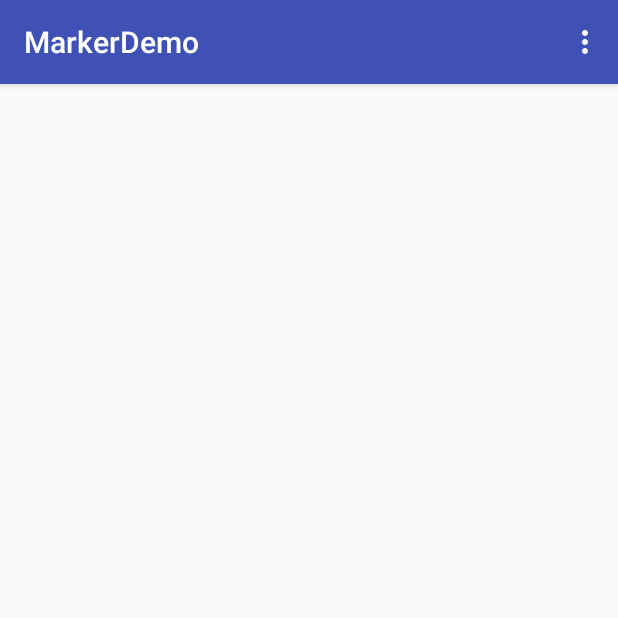
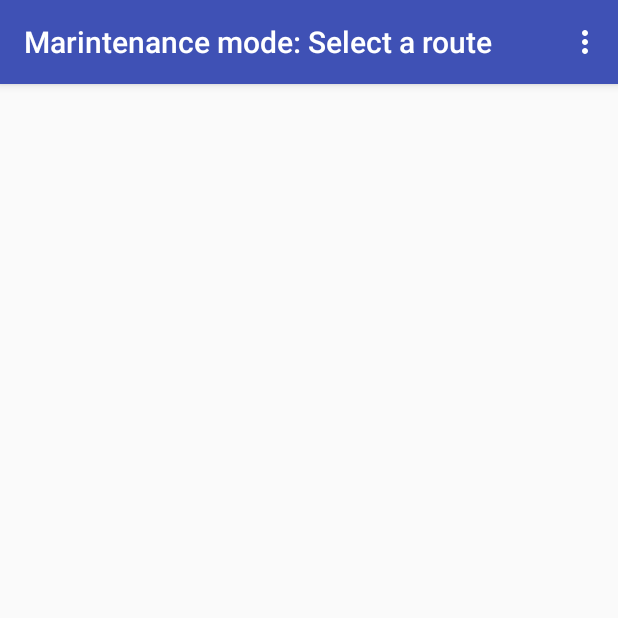
Before and after one commit to Hmihovil/MarkerDemo, an Android app: the MainActivity screen opened directly, with no data from a screen before it, in the options menu, after a tap on an icon or button, on a phone screen of 412 x 824 dp, the top half of it. Run offline under Robolectric (Android 15) with nearby library versions, the light colour scheme and no system bars.

Commit message:
Small changes here and there

```diff
--- a/app/src/main/java/com/example/tbrams/markerdemo/DetailPagerActivity.java
+++ b/app/src/main/java/com/example/tbrams/markerdemo/DetailPagerActivity.java
@@ -22,7 +22,7 @@ public class DetailPagerActivity extends AppCompatActivity {
     private static final String EXTRA_MARKER_ID = "com.example.tbrams.markerdemo.marker_id";
     private ViewPager mViewPager;
     private List<MarkerObject> markerList;
-
+    MarkerLab markerLab = MarkerLab.getMarkerLab(this);
 
     public static Intent newIntent(Context packageContext, int markerIndex) {
         Intent intent = new Intent(packageContext, DetailPagerActivity.class);
@@ -35,6 +35,8 @@ public class DetailPagerActivity extends AppCompatActivity {
     protected void onCreate(@Nullable Bundle savedInstanceState) {
         super.onCreate(savedInstanceState);
         setContentView(R.layout.nav_info_pager);
+
+        this.setTitle(markerLab.getTripName());
 
         // Get markerIndex from arguments
         int markerIndex = (int) getIntent().getSerializableExtra(EXTRA_MARKER_ID);
--- a/app/src/main/java/com/example/tbrams/markerdemo/ETOFragment.java
+++ b/app/src/main/java/com/example/tbrams/markerdemo/ETOFragment.java
@@ -34,6 +34,8 @@ public class ETOFragment extends Fragment {
         final View v = inflater.inflate(R.layout.eto_layout, container, false);
         final EditText editETO = (EditText) v.findViewById(R.id.editETO);
         mTime = new Time();
+
+        getActivity().setTitle(markerLab.getTripName());
 
 
         // OK Button
--- a/app/src/main/java/com/example/tbrams/markerdemo/FrontActivity.java
+++ b/app/src/main/java/com/example/tbrams/markerdemo/FrontActivity.java
@@ -43,6 +43,7 @@ public class FrontActivity extends AppCompatActivity {
                     return;
                 }
 
+                // Name is OK, use it for constructor and keep it handing in markerlab
                 TripItem trip = new TripItem(null,name,null, null);
                 DataSource datasource = new DataSource(getApplicationContext());
                 datasource.open();
@@ -53,8 +54,7 @@ public class FrontActivity extends AppCompatActivity {
 
                 // Save tripname in markerLab singleton storage
                 MarkerLab markerLab = MarkerLab.getMarkerLab(getApplicationContext());
-                String tripName = markerLab.getTripName();
-                tripName = name;
+                markerLab.setTripName(trip.getTripName());
 
                 // Start MarkerDemoActivity with tripID extra argument
                 Intent intent = new Intent(getApplicationContext(), MarkerDemoActivity.class);
--- a/app/src/main/java/com/example/tbrams/markerdemo/GlobalNavValFragment.java
+++ b/app/src/main/java/com/example/tbrams/markerdemo/GlobalNavValFragment.java
@@ -50,6 +50,8 @@ public class GlobalNavValFragment extends Fragment {
         tripTextField = (TextView) v.findViewById(R.id.globalTripNameTextView);
 
         tripTextField.setText(markerLab.getTripName());
+
+        getActivity().setTitle(markerLab.getTripName());
 
         // Make sure the keyboard is committing on the last field instead of moving to next
         editTextWIND.setImeOptions(EditorInfo.IME_ACTION_DONE);
--- a/app/src/main/java/com/example/tbrams/markerdemo/MainActivity.java
+++ b/app/src/main/java/com/example/tbrams/markerdemo/MainActivity.java
@@ -3,6 +3,8 @@ package com.example.tbrams.markerdemo;
 import android.Manifest;
 import android.content.Context;
 import android.content.pm.PackageManager;
+import android.graphics.Color;
+import android.graphics.PorterDuff;
 import android.os.Bundle;
 import android.os.Environment;
 import android.support.annotation.NonNull;
@@ -13,8 +15,10 @@ import android.support.v7.widget.RecyclerView;
 import android.util.Log;
 import android.view.Menu;
 import android.view.MenuItem;
+import android.view.View;
 import android.widget.Toast;
 
+import com.example.tbrams.markerdemo.data.MarkerLab;
 import com.example.tbrams.markerdemo.db.DataSource;
 import com.example.tbrams.markerdemo.dbModel.JSONHelper;
 import com.example.tbrams.markerdemo.dbModel.SampleDataProvider;
@@ -40,12 +44,12 @@ public class MainActivity extends AppCompatActivity {
     private Menu    mMenuHandle;
     private static Context mContext;
 
-
     @Override
     protected void onCreate(Bundle savedInstanceState) {
         super.onCreate(savedInstanceState);
 
         mContext = this;
+        updateTitle();
 
         setContentView(R.layout.activity_main);
 
@@ -65,6 +69,7 @@ public class MainActivity extends AppCompatActivity {
         displayTrips(null);
 
     }
+
 
     public static Context getContext() {
         return mContext;
@@ -102,6 +107,7 @@ public class MainActivity extends AppCompatActivity {
 
         mTripAdapter = new TripAdapter(this, mListFromDB);
         mRecyclerView.setAdapter(mTripAdapter);
+
     }
 
 
@@ -147,6 +153,7 @@ public class MainActivity extends AppCompatActivity {
                 Log.d("TBR:", "Menu title will be changed to: "+newTitle);
 
                 mMenuHandle.getItem(0).setTitle(newTitle);
+                updateTitle();
                 return true;
 
             case R.id.action_import:
@@ -264,4 +271,11 @@ public class MainActivity extends AppCompatActivity {
         return mDbMaintenance;
     }
 
+
+    private void updateTitle() {
+        if (isThisDbMaintenance())
+            setTitle("Marintenance mode: "+"Select a route");
+        else
+            setTitle("Select a route");
+    }
 }
--- a/app/src/main/java/com/example/tbrams/markerdemo/TalkFragment.java
+++ b/app/src/main/java/com/example/tbrams/markerdemo/TalkFragment.java
@@ -43,6 +43,8 @@ public class TalkFragment extends Fragment {
     @Nullable
     @Override
     public View onCreateView(LayoutInflater inflater, @Nullable ViewGroup container, @Nullable Bundle savedInstanceState) {
+
+        getActivity().setTitle(markerLab.getTripName());
 
         // Get marker id from argument bundle
         segmentIndex = (int) getArguments().getSerializable(EXTRA_SEGMENT_ID);
--- a/app/src/main/java/com/example/tbrams/markerdemo/TimeFragment.java
+++ b/app/src/main/java/com/example/tbrams/markerdemo/TimeFragment.java
@@ -61,6 +61,9 @@ public class TimeFragment extends Fragment implements View.OnClickListener {
     @Nullable
     @Override
     public View onCreateView(LayoutInflater inflater, @Nullable ViewGroup container, @Nullable Bundle savedInstanceState) {
+
+        getActivity().setTitle(markerLab.getTripName());
+
         mTime=new Time();
 
         v = inflater.inflate(R.layout.time_fragment_layout, container, false);
--- a/app/src/main/java/com/example/tbrams/markerdemo/TripAdapter.java
+++ b/app/src/main/java/com/example/tbrams/markerdemo/TripAdapter.java
@@ -3,6 +3,7 @@ package com.example.tbrams.markerdemo;
 import android.content.Context;
 import android.content.Intent;
 import android.graphics.Color;
+import android.graphics.PorterDuff;
 import android.support.v7.widget.RecyclerView;
 import android.util.Log;
 import android.view.LayoutInflater;
@@ -119,6 +120,7 @@ public class TripAdapter extends RecyclerView.Adapter<TripAdapter.ViewHolder> {
                 // DB Maintenance mode:
                 // Start Detailview and show the waypoints
 
+                markerLab.setTripName(trip.getTripName());
                 Intent intent = new Intent(mContext, DetailActivity.class);
                 intent.putExtra(TRIP_KEY, trip.getTripId());
                 Log.d("TBR", "Passing id: " + trip.getTripId());
@@ -166,7 +168,7 @@ public class TripAdapter extends RecyclerView.Adapter<TripAdapter.ViewHolder> {
 
                 // Trip Selection Mode guide the user
                 Toast.makeText(mContext, "Change to Maintenance mode if you want to delete something", Toast.LENGTH_SHORT).show();
-                return false;
+                return false;  // carry on to map view
 
             }
         }
--- a/app/src/main/res/layout/activity_fragment.xml
+++ b/app/src/main/res/layout/activity_fragment.xml
@@ -3,4 +3,5 @@
     xmlns:android="http://schemas.android.com/apk/res/android"
     android:layout_height="match_parent"
     android:layout_width="match_parent"
-    android:id="@+id/fragment_container"/>
+    android:id="@+id/fragment_container"
+    />
--- a/app/src/main/res/layout/activity_marker_demo.xml
+++ b/app/src/main/res/layout/activity_marker_demo.xml
@@ -2,7 +2,6 @@
 <android.support.constraint.ConstraintLayout xmlns:android="http://schemas.android.com/apk/res/android"
                                              xmlns:app="http://schemas.android.com/apk/res-auto"
                                              xmlns:tools="http://schemas.android.com/tools"
-                                             tools:context="android.brams.dk.markerdemo.MarkerDemoActivity"
                                              android:layout_width="match_parent"
                                              android:layout_height="match_parent"
                                              android:orientation="vertical"
```
Also changed, not shown: app/src/main/java/com/example/tbrams/markerdemo/DetailActivity.java (+14 -0 lines), app/src/main/java/com/example/tbrams/markerdemo/MarkerDemoActivity.java (+92 -94 lines).
